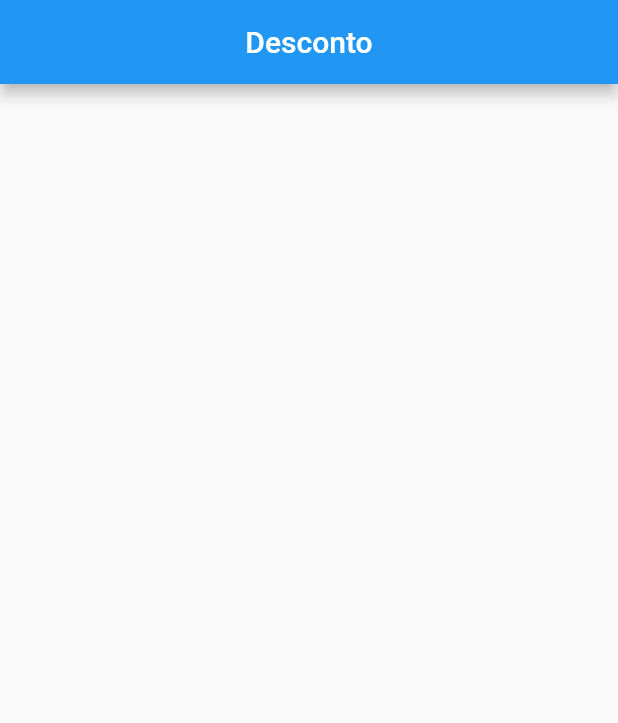
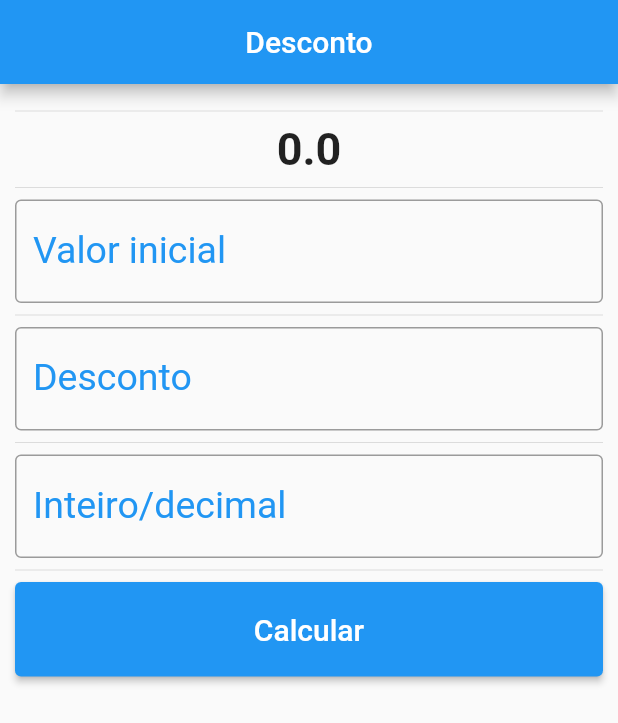
Before and after one commit to DavidCarrilho/app_desconto, a Flutter app: the screen it shows after launch, on a phone screen of 412 x 824 dp. Shown: the top 723 px of the screen. Run offline on Flutter 3.47's test engine with Material 2 defaults, Android fonts, the phone set to English and light mode, and no system bars.

Commit message:
create o layout da home and method buildTextField

```diff
--- a/lib/main.dart
+++ b/lib/main.dart
@@ -12,6 +12,11 @@ class MyApp extends StatefulWidget {
 }
 
 class _MyAppState extends State<MyApp> {
+  var initValueController = TextEditingController();
+  var discountController = TextEditingController();
+  var percentualController = TextEditingController();
+  double result = 0;
+
   @override
   Widget build(BuildContext context) {
     return Scaffold(
@@ -19,9 +24,64 @@ class _MyAppState extends State<MyApp> {
         title: Text("Desconto"),
         centerTitle: true,
       ),
-      body: Container(),
+      body: Container(
+        child: SingleChildScrollView(
+          padding: EdgeInsets.all(10.0),
+          child: Column(
+            crossAxisAlignment: CrossAxisAlignment.stretch,
+            children: [
+              Divider(),
+              Text(
+                result.toString(),
+                textAlign: TextAlign.center,
+                style: TextStyle(
+                  fontWeight: FontWeight.bold,
+                  fontSize: 30.0,
+                ),
+              ),
+              Divider(),
+              buildTextField('Valor inicial', initValueController),
+              Divider(),
+              buildTextField('Desconto', discountController),
+              Divider(),
+              buildTextField('Inteiro/decimal', percentualController),
+              Divider(),
+              ElevatedButton(
+                onPressed: () {
+                  setState(() {
+                    result = calcularDesconto(
+                        double.parse(initValueController.text),
+                        double.parse(discountController.text),
+                        int.tryParse(percentualController.text));
+                  });
+                },
+                child: Padding(
+                  padding: const EdgeInsets.symmetric(vertical: 20.0),
+                  child: Text(
+                    'Calcular',
+                    style: TextStyle(fontSize: 20.0),
+                  ),
+                ),
+              )
+            ],
+          ),
+        ),
+      ),
     );
   }
+}
+
+Widget buildTextField(String label, TextEditingController controller) {
+  return TextFormField(
+    controller: controller,
+    decoration: InputDecoration(
+      labelText: label,
+      labelStyle: TextStyle(color: Colors.blue),
+      border: OutlineInputBorder(),
+    ),
+    style: TextStyle(color: Colors.blue, fontSize: 25.0),
+    keyboardType: TextInputType.numberWithOptions(decimal: true)
+  );
 }
 
 double calcularDesconto(double initValue, double discount, int percentual) {
```
Also changed, not shown: 1 other file.
